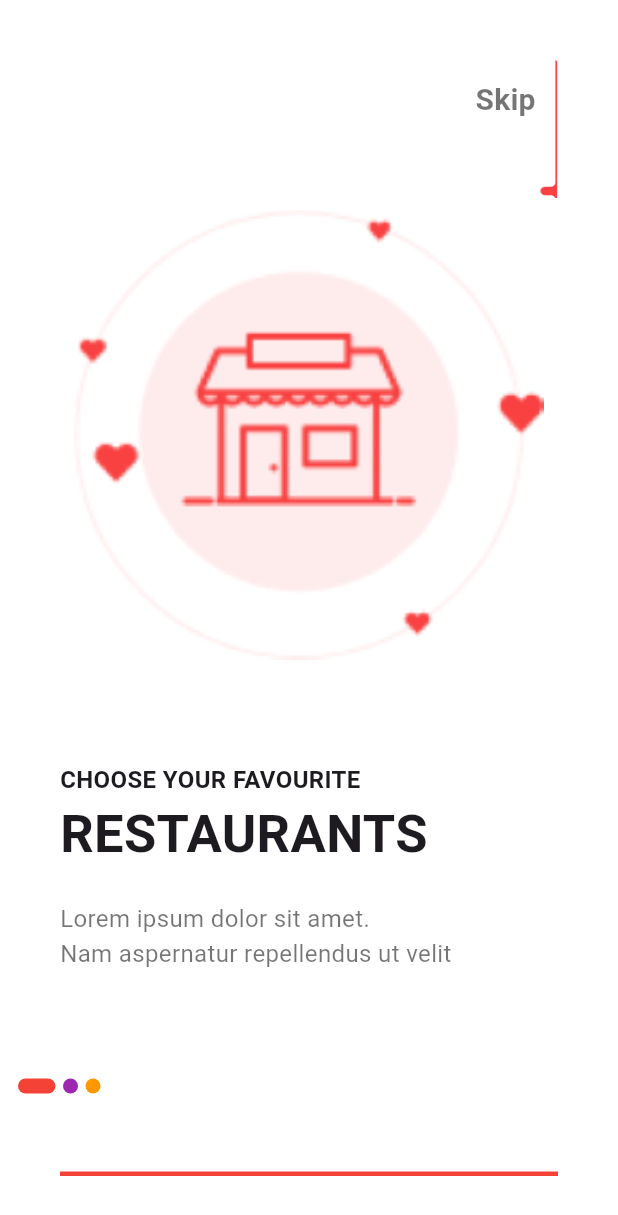
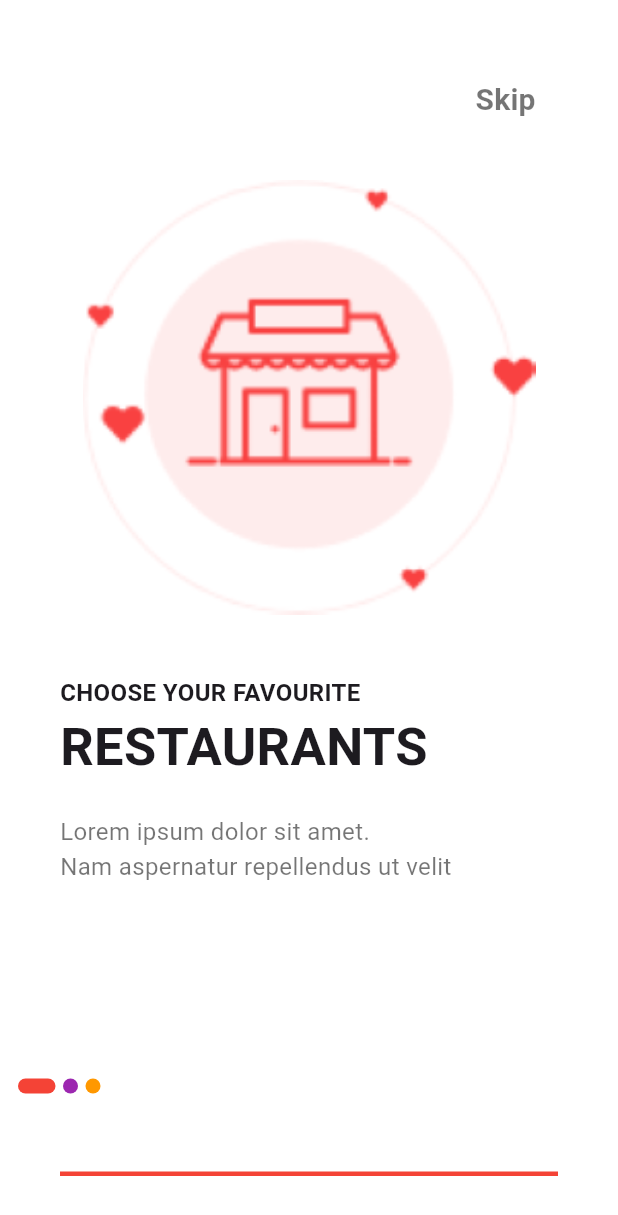
Before and after one commit to osamanoor17/FoodPanda_clone, a Flutter app: the screen it shows after launch, on a phone screen of 412 x 824 dp. Shown: the top 1215 px of the screen. Run offline on Flutter 3.47's test engine with Material 2 defaults, Android fonts, the phone set to English and light mode, and no system bars.

Commit message:
Merge remote-tracking branch 'origin/main'
# Conflicts:
#	lib/help.dart
#	lib/main.dart
#	lib/splash_screen/contentpage.dart
#	lib/splash_screen/sidebar.dart

```diff
--- a/lib/splash_screen/splashscreen.dart
+++ b/lib/splash_screen/splashscreen.dart
@@ -33,7 +33,6 @@ class _SplashScreenState extends State<SplashScreen> {
 
   @override
   Widget build(BuildContext context) {
-    bool isFirstPage = currentIndex == 0;
     return Scaffold(
       backgroundColor: Colors.white,
       body: Stack(
@@ -50,28 +49,18 @@ class _SplashScreenState extends State<SplashScreen> {
                       padding: const EdgeInsets.all(40),
                       child: Column(
                         children: [
-                          Expanded(
-                            child: Align(
-                              alignment: Alignment.topRight,
-                              child: SizedBox(
-                                child: Image.asset(
-                                  contents[currentIndex].sidebarImages,
-                                  fit: BoxFit.cover,
-                                ),
-                              ),
-                            ),
+                          const SizedBox(
+                            height: 60,
                           ),
                           Padding(
-                            padding: const EdgeInsets.all(8.0),
+                            padding: const EdgeInsets.all(15.0),
                             child: Image.asset(
                               contents[i].image,
                               scale: 0.02,
                               height: 300,
                             ),
                           ),
-                          const SizedBox(
-                            height: 60,
-                          ),
+                          const SizedBox(height: 20),
                           Row(
                             children: [
                               Text(
@@ -106,16 +95,29 @@ class _SplashScreenState extends State<SplashScreen> {
                                 ),
                               ),
                             ],
-                          )
+                          ),
+                          if (i == 2) const SizedBox(height: 5),
+                          if (i == 2)
+                            ElevatedButton(
+                              onPressed: () {
+                                // Handle the "Get Started" button tap
+                              },
+                              child: const Text(
+                                'Get Started',
+                                style: TextStyle(
+                                  fontSize: 14,
+                                ),
+                              ),
+                            ),
                         ],
                       ),
                     );
                   },
                 ),
               ),
-              const SizedBox(
-                height: 20,
-              ),
+              // const SizedBox(
+              //   height: 20,
+              // ),
               Padding(
                 padding: const EdgeInsets.all(12.0),
                 child: Row(
@@ -134,12 +136,14 @@ class _SplashScreenState extends State<SplashScreen> {
               ),
             ],
           ),
-          if (isFirstPage)
+          if (currentIndex == 0)
             Positioned(
               top: 0,
               right: 0,
               child: GestureDetector(
-                onTap: () {},
+                onTap: () {
+                  // Handle the "Skip" button tap
+                },
                 child: Container(
                   padding: const EdgeInsets.all(35.0),
                   child: Padding(
```
